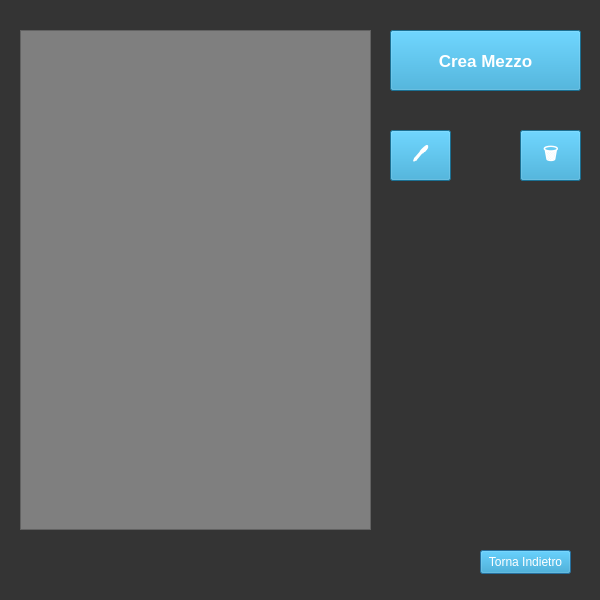
First picture: the form in Viste/Amministratore/GUI/cud_mezzo.ui, repository GiulianiM/Noleggio, before the edit.
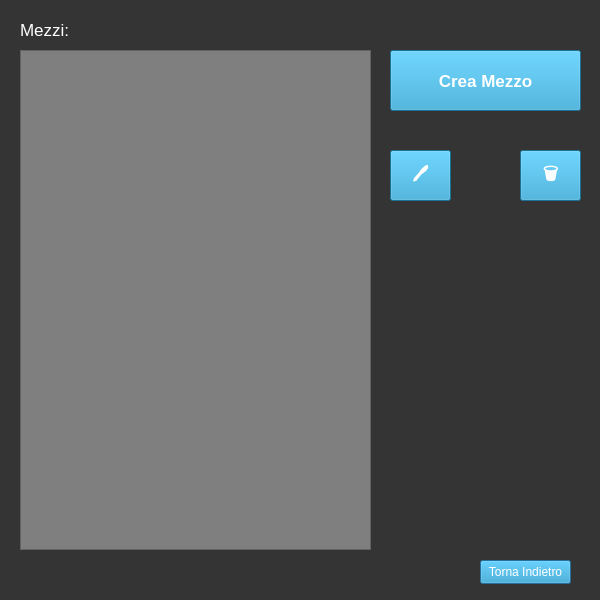
Second picture: the form after the edit. Icons and pictures are not drawn.

What changed in the file:
```diff
--- a/Viste/Amministratore/GUI/cud_mezzo.ui
+++ b/Viste/Amministratore/GUI/cud_mezzo.ui
@@ -20,7 +20,7 @@
    <property name="geometry">
     <rect>
      <x>20</x>
-     <y>30</y>
+     <y>50</y>
      <width>351</width>
      <height>500</height>
     </rect>
@@ -34,7 +34,7 @@
    <property name="geometry">
     <rect>
      <x>480</x>
-     <y>550</y>
+     <y>560</y>
      <width>91</width>
      <height>24</height>
     </rect>
@@ -51,7 +51,7 @@
    <property name="geometry">
     <rect>
      <x>390</x>
-     <y>30</y>
+     <y>50</y>
      <width>191</width>
      <height>61</height>
     </rect>
@@ -77,7 +77,7 @@
    <property name="geometry">
     <rect>
      <x>390</x>
-     <y>130</y>
+     <y>150</y>
      <width>61</width>
      <height>51</height>
     </rect>
@@ -113,7 +113,7 @@
    <property name="geometry">
     <rect>
      <x>520</x>
-     <y>130</y>
+     <y>150</y>
      <width>61</width>
      <height>51</height>
     </rect>
@@ -142,6 +142,27 @@
     </size>
    </property>
   </widget>
+  <widget class="QLabel" name="label">
+   <property name="geometry">
+    <rect>
+     <x>20</x>
+     <y>14</y>
+     <width>81</width>
+     <height>31</height>
+    </rect>
+   </property>
+   <property name="font">
+    <font>
+     <pointsize>13</pointsize>
+    </font>
+   </property>
+   <property name="styleSheet">
+    <string notr="true">color: rgb(255, 255, 255);</string>
+   </property>
+   <property name="text">
+    <string>Mezzi: </string>
+   </property>
+  </widget>
  </widget>
  <resources/>
  <connections/>
```
